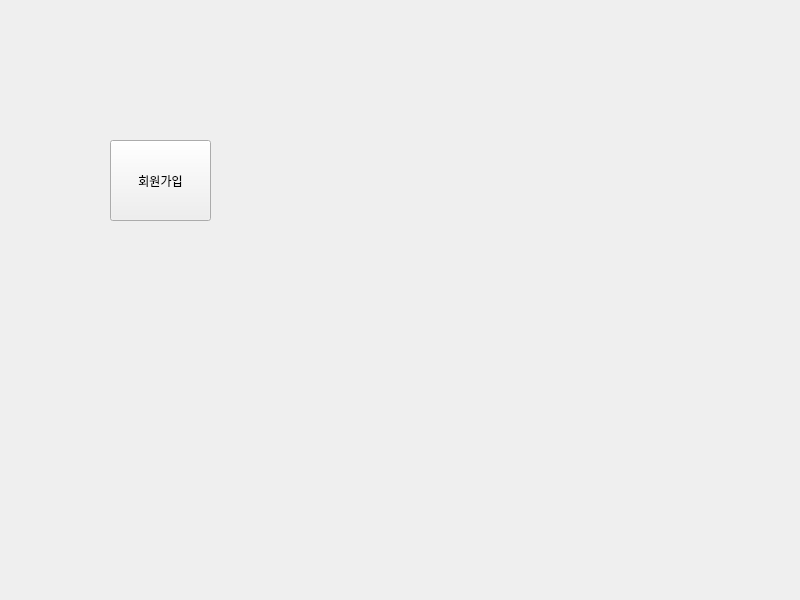
a-bnb/travel, file server/mainwindow.ui: the form before one commit.
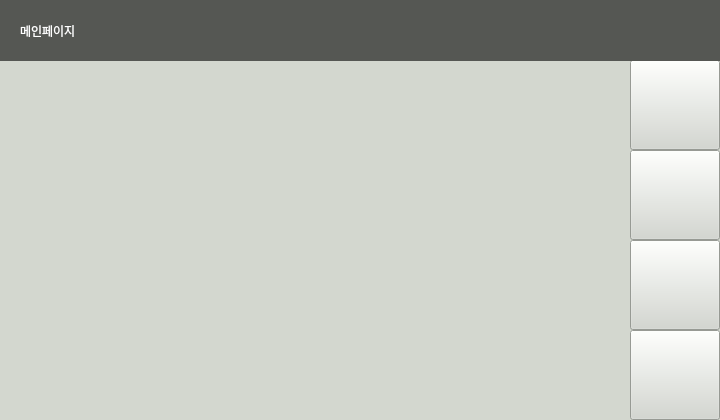
The form after the commit. Icons and pictures are not drawn.

Patch:
```diff
--- a/server/mainwindow.ui
+++ b/server/mainwindow.ui
@@ -6,27 +6,207 @@
    <rect>
     <x>0</x>
     <y>0</y>
-    <width>800</width>
-    <height>600</height>
+    <width>720</width>
+    <height>420</height>
    </rect>
   </property>
   <property name="windowTitle">
    <string>MainWindow</string>
   </property>
+  <property name="styleSheet">
+   <string notr="true">background-color: rgb(211, 215, 207);</string>
+  </property>
   <widget class="QWidget" name="centralwidget">
    <widget class="QPushButton" name="signup_btn">
     <property name="geometry">
      <rect>
-      <x>110</x>
-      <y>140</y>
-      <width>101</width>
-      <height>81</height>
+      <x>630</x>
+      <y>60</y>
+      <width>90</width>
+      <height>90</height>
      </rect>
     </property>
     <property name="text">
-     <string>회원가입</string>
+     <string/>
     </property>
+    <property name="icon">
+     <iconset resource="resouce.qrc">
+      <normaloff>:/new/prefix1/img/user.png</normaloff>:/new/prefix1/img/user.png</iconset>
+    </property>
+    <property name="iconSize">
+     <size>
+      <width>50</width>
+      <height>50</height>
+     </size>
+    </property>
+    <property name="shortcut">
+     <string notr="true"/>
+    </property>
+    <property name="autoRepeat">
+     <bool>false</bool>
+    </property>
+    <property name="autoExclusive">
+     <bool>true</bool>
+    </property>
+    <property name="autoDefault">
+     <bool>false</bool>
+    </property>
    </widget>
+   <widget class="QPushButton" name="beach_btn">
+    <property name="geometry">
+     <rect>
+      <x>630</x>
+      <y>240</y>
+      <width>90</width>
+      <height>90</height>
+     </rect>
+    </property>
+    <property name="acceptDrops">
+     <bool>false</bool>
+    </property>
+    <property name="text">
+     <string/>
+    </property>
+    <property name="icon">
+     <iconset resource="resouce.qrc">
+      <normaloff>:/new/prefix1/img/beach.png</normaloff>:/new/prefix1/img/beach.png</iconset>
+    </property>
+    <property name="iconSize">
+     <size>
+      <width>50</width>
+      <height>50</height>
+     </size>
+    </property>
+    <property name="shortcut">
+     <string notr="true"/>
+    </property>
+    <property name="autoRepeat">
+     <bool>false</bool>
+    </property>
+    <property name="autoExclusive">
+     <bool>true</bool>
+    </property>
+    <property name="autoDefault">
+     <bool>false</bool>
+    </property>
+   </widget>
+   <widget class="QLabel" name="label">
+    <property name="geometry">
+     <rect>
+      <x>0</x>
+      <y>0</y>
+      <width>721</width>
+      <height>61</height>
+     </rect>
+    </property>
+    <property name="styleSheet">
+     <string notr="true">
+background-color: rgb(85, 87, 83);</string>
+    </property>
+    <property name="text">
+     <string/>
+    </property>
+   </widget>
+   <widget class="QPushButton" name="user_btn">
+    <property name="geometry">
+     <rect>
+      <x>630</x>
+      <y>150</y>
+      <width>90</width>
+      <height>90</height>
+     </rect>
+    </property>
+    <property name="acceptDrops">
+     <bool>false</bool>
+    </property>
+    <property name="text">
+     <string/>
+    </property>
+    <property name="icon">
+     <iconset resource="resouce.qrc">
+      <normaloff>:/new/prefix1/img/guide.png</normaloff>:/new/prefix1/img/guide.png</iconset>
+    </property>
+    <property name="iconSize">
+     <size>
+      <width>50</width>
+      <height>50</height>
+     </size>
+    </property>
+    <property name="shortcut">
+     <string/>
+    </property>
+    <property name="autoRepeat">
+     <bool>false</bool>
+    </property>
+    <property name="autoExclusive">
+     <bool>true</bool>
+    </property>
+    <property name="autoDefault">
+     <bool>false</bool>
+    </property>
+   </widget>
+   <widget class="QPushButton" name="lodge_btn">
+    <property name="geometry">
+     <rect>
+      <x>630</x>
+      <y>330</y>
+      <width>90</width>
+      <height>90</height>
+     </rect>
+    </property>
+    <property name="acceptDrops">
+     <bool>false</bool>
+    </property>
+    <property name="text">
+     <string/>
+    </property>
+    <property name="icon">
+     <iconset resource="resouce.qrc">
+      <normaloff>:/new/prefix1/img/lodge.png</normaloff>:/new/prefix1/img/lodge.png</iconset>
+    </property>
+    <property name="iconSize">
+     <size>
+      <width>50</width>
+      <height>50</height>
+     </size>
+    </property>
+    <property name="shortcut">
+     <string notr="true"/>
+    </property>
+    <property name="autoRepeat">
+     <bool>false</bool>
+    </property>
+    <property name="autoExclusive">
+     <bool>true</bool>
+    </property>
+    <property name="autoDefault">
+     <bool>false</bool>
+    </property>
+   </widget>
+   <widget class="QLabel" name="label_2">
+    <property name="geometry">
+     <rect>
+      <x>20</x>
+      <y>15</y>
+      <width>91</width>
+      <height>31</height>
+     </rect>
+    </property>
+    <property name="styleSheet">
+     <string notr="true">background-color: rgb(85, 87, 83);
+font: 12pt &quot;Ubuntu&quot;;
+color: rgb(255, 255, 255);</string>
+    </property>
+    <property name="text">
+     <string>메인페이지</string>
+    </property>
+   </widget>
+   <zorder>guide_btn</zorder>
+   <zorder>beach_btn</zorder>
+   <zorder>user_btn</zorder>
+   <zorder>lodge_btn</zorder>
+   <zorder>label</zorder>
+   <zorder>label_2</zorder>
   </widget>
  </widget>
  <resources/>
```
Left out of the diff: 9 changed lines with no effect on the pictures.
